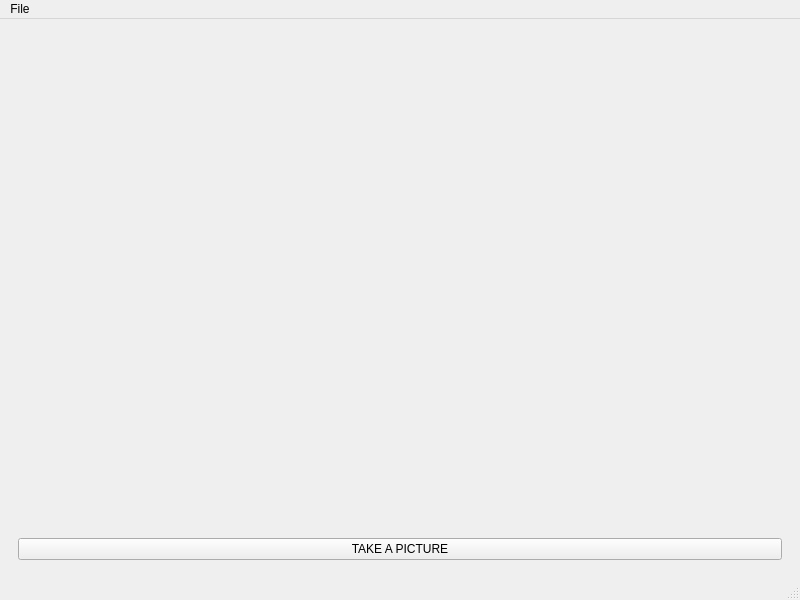
The window that mainwindow.ui (fis-teria/Qtchange) describes before a commit, drawn with Qt 5.
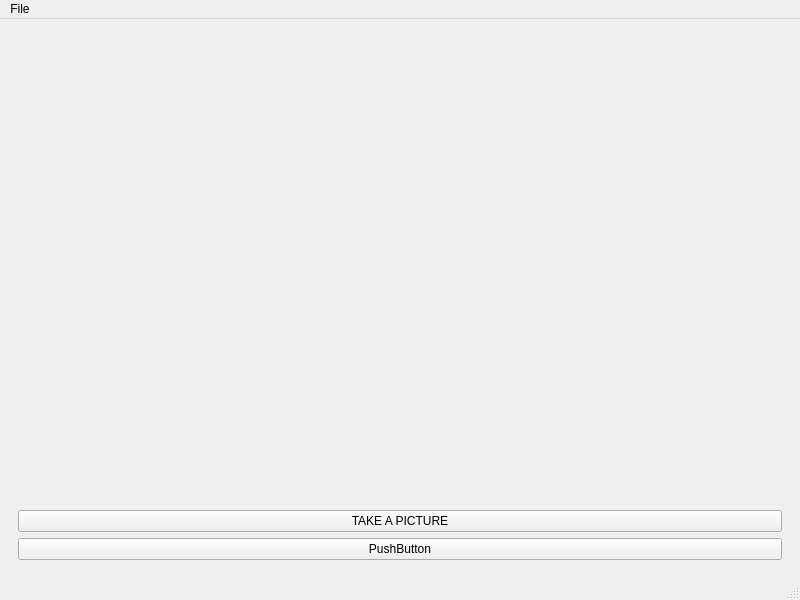
The same window after the commit. The open tabs and pages were chosen to show the change. Custom widgets are drawn as their Qt base class.

Diff of the .ui file:
```diff
--- a/mainwindow.ui
+++ b/mainwindow.ui
@@ -81,6 +81,13 @@
           </property>
          </widget>
         </item>
+        <item>
+         <widget class="QPushButton" name="pushButton_2">
+          <property name="text">
+           <string>PushButton</string>
+          </property>
+         </widget>
+        </item>
        </layout>
       </widget>
       <widget class="QWidget" name="page_5">
```
Left out of the diff: 22 changed lines with no effect on the pictures.
